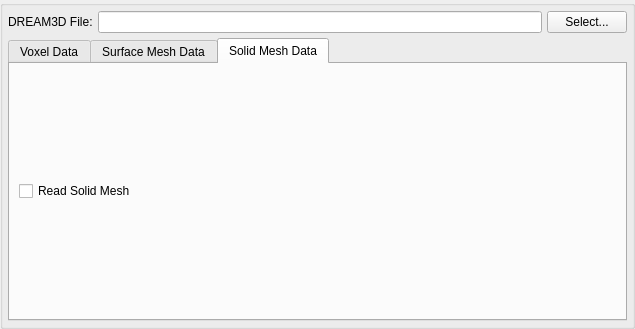
Qt form Source/FilterWidgets/IOFiltersWidgets/QDataContainerReaderWidget.ui (BlueQuartzSoftware/DREAM3D) before a commit.
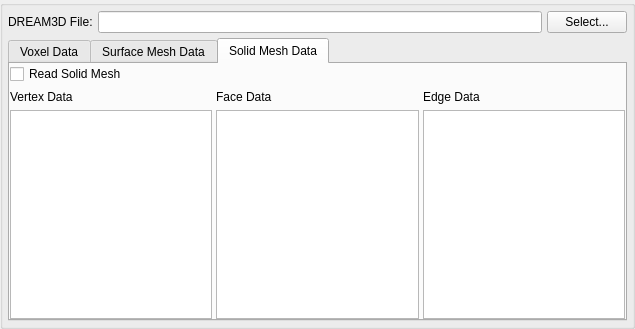
The same form after that commit. The open tabs and pages were chosen to show the change. Custom widgets are drawn as their Qt base class.

Commit message: First semi-working version of Array Name selection. This is a compiling checkpoint before further development.

Diff of the .ui file:
```diff
--- a/Source/FilterWidgets/IOFiltersWidgets/QDataContainerReaderWidget.ui
+++ b/Source/FilterWidgets/IOFiltersWidgets/QDataContainerReaderWidget.ui
@@ -10,6 +10,12 @@
     <height>329</height>
    </rect>
   </property>
+  <property name="minimumSize">
+   <size>
+    <width>0</width>
+    <height>300</height>
+   </size>
+  </property>
   <property name="windowTitle">
    <string>Form</string>
   </property>
@@ -163,6 +169,22 @@
        <string>Solid Mesh Data</string>
       </attribute>
       <layout class="QGridLayout" name="gridLayout_4">
+       <property name="horizontalSpacing">
+        <number>4</number>
+       </property>
+       <property name="verticalSpacing">
+        <number>6</number>
+       </property>
+       <property name="margin">
+        <number>0</number>
+       </property>
+       <item row="1" column="1">
+        <widget class="QLabel" name="label_9">
+         <property name="text">
+          <string>Face Data</string>
+         </property>
+        </widget>
+       </item>
        <item row="0" column="0">
         <widget class="QCheckBox" name="m_ReadSolidMeshData">
          <property name="text">
@@ -170,6 +192,29 @@
          </property>
         </widget>
        </item>
+       <item row="1" column="0">
+        <widget class="QLabel" name="label_8">
+         <property name="text">
+          <string>Vertex Data</string>
+         </property>
+        </widget>
+       </item>
+       <item row="1" column="2">
+        <widget class="QLabel" name="label_10">
+         <property name="text">
+          <string>Edge Data</string>
+         </property>
+        </widget>
+       </item>
+       <item row="2" column="0">
+        <widget class="QListWidget" name="solidMeshVertexArrayList"/>
+       </item>
+       <item row="2" column="1">
+        <widget class="QListWidget" name="solidMeshFaceArrayList"/>
+       </item>
+       <item row="2" column="2">
+        <widget class="QListWidget" name="solidMeshEdgeArrayList"/>
+       </item>
       </layout>
      </widget>
     </widget>
```
The commit also changes 18 other files.
